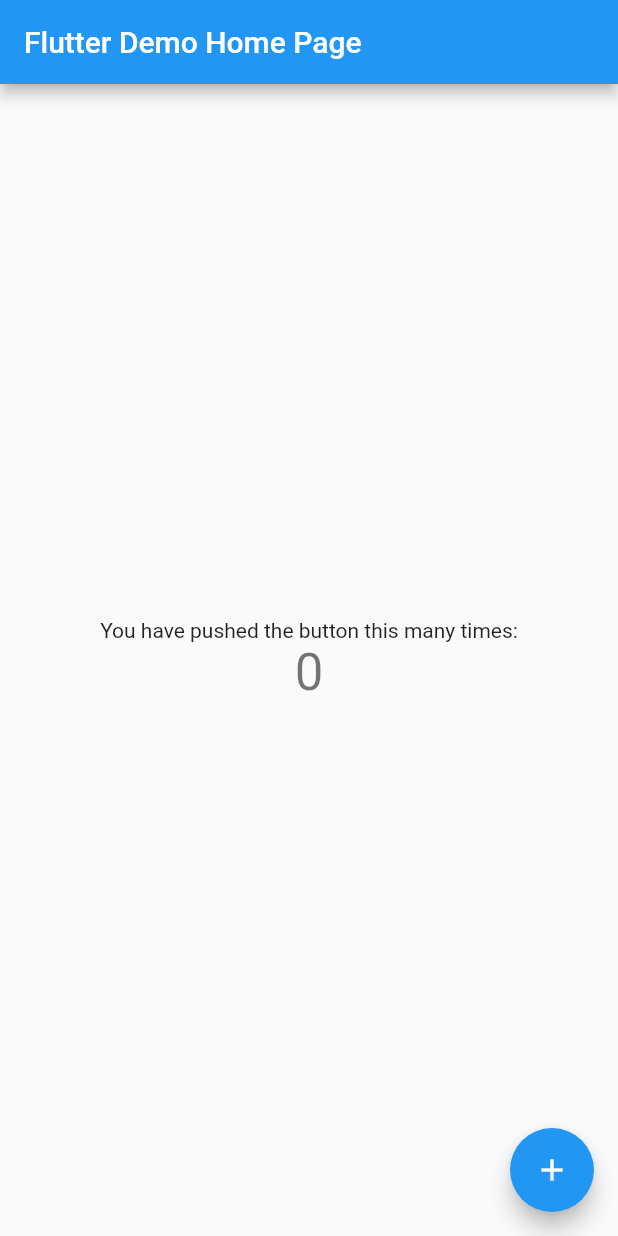
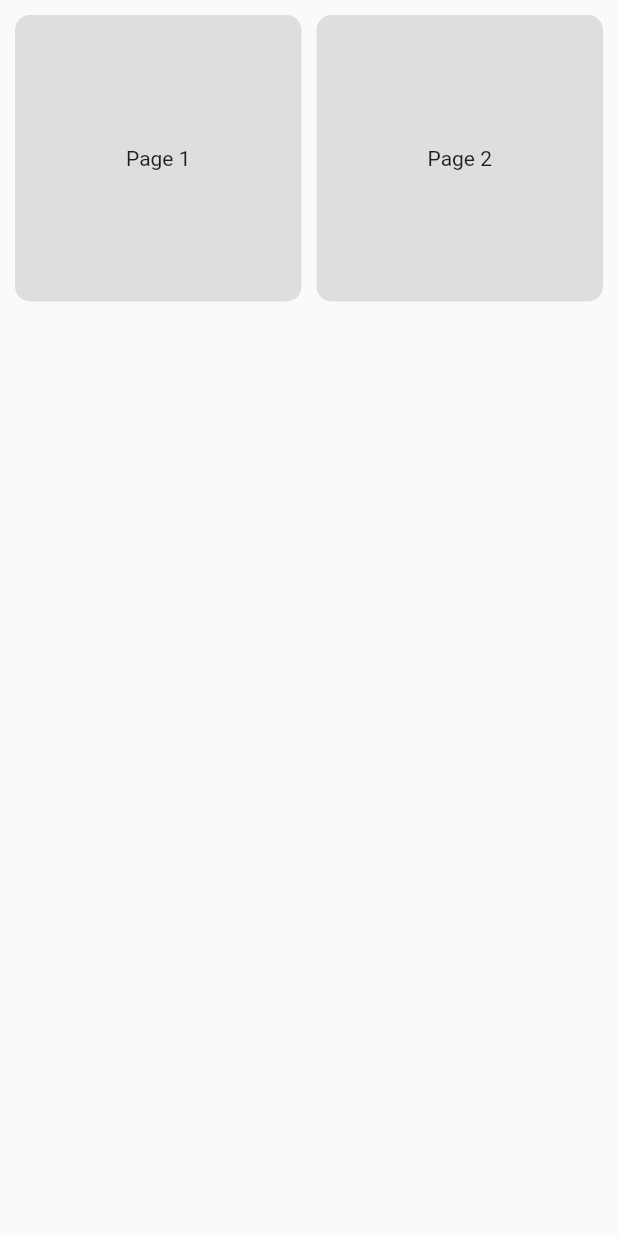
Before and after one commit to zidnim5/flutter-learning, a Flutter app: the screen it shows after launch, on a phone screen of 412 x 824 dp. Run offline on Flutter 3.47's test engine with Material 2 defaults, Android fonts, the phone set to English and light mode, and no system bars; our stand-ins replace get, simple_animations.

Commit message:
add page one

```diff
--- /dev/null
+++ b/lib/app/routes.dart
@@ -0,0 +1,16 @@
+import 'package:get/get.dart';
+import 'package:learning/home.dart';
+import 'package:learning/presentation/page_one/page_one.dart';
+
+class Routes {
+  static final List<GetPage> register = [
+    GetPage(
+      name: "/",
+      page: () => Home(),
+    ),
+    GetPage(
+      name: "/page_one",
+      page: () => PageOne(),
+    )
+  ];
+}
--- /dev/null
+++ b/lib/data/data.dart
@@ -0,0 +1,8 @@
+import 'package:learning/model/menu.dart';
+
+class Data {
+  static List<Menu> listMenu = [
+    Menu("Page 1", "page_one"),
+    Menu("Page 2", "page_one"),
+  ];
+}
--- /dev/null
+++ b/lib/home.dart
@@ -0,0 +1,50 @@
+import 'package:flutter/material.dart';
+import 'package:get/get.dart';
+import 'package:learning/data/data.dart';
+
+class Home extends StatelessWidget {
+  const Home({Key? key}) : super(key: key);
+
+  @override
+  Widget build(BuildContext context) {
+    return Scaffold(
+        body: SafeArea(
+      child: Column(
+        children: [
+          Expanded(
+            child: Padding(
+              padding:
+                  const EdgeInsets.symmetric(horizontal: 10.0, vertical: 10.0),
+              child: GridView.builder(
+                  gridDelegate: SliverGridDelegateWithFixedCrossAxisCount(
+                    crossAxisCount: 2,
+                    crossAxisSpacing: 10.0,
+                    mainAxisSpacing: 10.0,
+                  ),
+                  itemCount: Data.listMenu.length,
+                  itemBuilder: (BuildContext ctx, int index) {
+                    return Card(
+                        Data.listMenu[index].title, Data.listMenu[index].route);
+                  }),
+            ),
+          ),
+        ],
+      ),
+    ));
+  }
+
+  Widget Card(String title, String route) {
+    return GestureDetector(
+      onTap: () => {Get.toNamed(route)},
+      child: Container(
+        height: 90,
+        width: 90,
+        decoration: BoxDecoration(
+          color: Colors.grey.withOpacity(0.3),
+          borderRadius: BorderRadius.all(Radius.circular(10)),
+        ),
+        child: Center(child: Text(title)),
+      ),
+    );
+  }
+}
--- a/lib/main.dart
+++ b/lib/main.dart
@@ -1,115 +1,26 @@
 import 'package:flutter/material.dart';
+import 'package:get/get.dart';
+import 'package:learning/app/routes.dart';
 
 void main() {
-  runApp(const MyApp());
+  runApp(MyApp());
 }
 
-class MyApp extends StatelessWidget {
+class MyApp extends StatefulWidget {
   const MyApp({Key? key}) : super(key: key);
 
-  // This widget is the root of your application.
+  @override
+  _MyAppState createState() => _MyAppState();
+}
+
+class _MyAppState extends State<MyApp> {
   @override
   Widget build(BuildContext context) {
-    return MaterialApp(
-      title: 'Flutter Demo',
-      theme: ThemeData(
-        // This is the theme of your application.
-        //
-        // Try running your application with "flutter run". You'll see the
-        // application has a blue toolbar. Then, without quitting the app, try
-        // changing the primarySwatch below to Colors.green and then invoke
-        // "hot reload" (press "r" in the console where you ran "flutter run",
-        // or simply save your changes to "hot reload" in a Flutter IDE).
-        // Notice that the counter didn't reset back to zero; the application
-        // is not restarted.
-        primarySwatch: Colors.blue,
-      ),
-      home: const MyHomePage(title: 'Flutter Demo Home Page'),
+    return GetMaterialApp(
+      title: "Flutter Learning",
+      debugShowCheckedModeBanner: false,
+      getPages: Routes.register,
+      initialRoute: "/",
     );
   }
 }
-
-class MyHomePage extends StatefulWidget {
-  const MyHomePage({Key? key, required this.title}) : super(key: key);
-
-  // This widget is the home page of your application. It is stateful, meaning
-  // that it has a State object (defined below) that contains fields that affect
-  // how it looks.
-
-  // This class is the configuration for the state. It holds the values (in this
-  // case the title) provided by the parent (in this case the App widget) and
-  // used by the build method of the State. Fields in a Widget subclass are
-  // always marked "final".
-
-  final String title;
-
-  @override
-  State<MyHomePage> createState() => _MyHomePageState();
-}
-
-class _MyHomePageState extends State<MyHomePage> {
-  int _counter = 0;
-
-  void _incrementCounter() {
-    setState(() {
-      // This call to setState tells the Flutter framework that something has
-      // changed in this State, which causes it to rerun the build method below
-      // so that the display can reflect the updated values. If we changed
-      // _counter without calling setState(), then the build method would not be
-      // called again, and so nothing would appear to happen.
-      _counter++;
-    });
-  }
-
-  @override
-  Widget build(BuildContext context) {
-    // This method is rerun every time setState is called, for instance as done
-    // by the _incrementCounter method above.
-    //
-    // The Flutter framework has been optimized to make rerunning build methods
-    // fast, so that you can just rebuild anything that needs updating rather
-    // than having to individually change instances of widgets.
-    return Scaffold(
-      appBar: AppBar(
-        // Here we take the value from the MyHomePage object that was created by
-        // the App.build method, and use it to set our appbar title.
-        title: Text(widget.title),
-      ),
-      body: Center(
-        // Center is a layout widget. It takes a single child and positions it
-        // in the middle of the parent.
-        child: Column(
-          // Column is also a layout widget. It takes a list of children and
-          // arranges them vertically. By default, it sizes itself to fit its
-          // children horizontally, and tries to be as tall as its parent.
-          //
-          // Invoke "debug painting" (press "p" in the console, choose the
-          // "Toggle Debug Paint" action from the Flutter Inspector in Android
-          // Studio, or the "Toggle Debug Paint" command in Visual Studio Code)
-          // to see the wireframe for each widget.
-          //
-          // Column has various properties to control how it sizes itself and
-          // how it positions its children. Here we use mainAxisAlignment to
-          // center the children vertically; the main axis here is the vertical
-          // axis because Columns are vertical (the cross axis would be
-          // horizontal).
-          mainAxisAlignment: MainAxisAlignment.center,
-          children: <Widget>[
-            const Text(
-              'You have pushed the button this many times:',
-            ),
-            Text(
-              '$_counter',
-              style: Theme.of(context).textTheme.headline4,
-            ),
-          ],
-        ),
-      ),
-      floatingActionButton: FloatingActionButton(
-        onPressed: _incrementCounter,
-        tooltip: 'Increment',
-        child: const Icon(Icons.add),
-      ), // This trailing comma makes auto-formatting nicer for build methods.
-    );
-  }
-}
--- /dev/null
+++ b/lib/model/menu.dart
@@ -0,0 +1,8 @@
+import 'package:get/get.dart';
+
+class Menu {
+  final String title;
+  final String route;
+
+  Menu(this.title, this.route);
+}
--- a/pubspec.yaml
+++ b/pubspec.yaml
@@ -34,6 +34,8 @@ dependencies:
   # The following adds the Cupertino Icons font to your application.
   # Use with the CupertinoIcons class for iOS style icons.
   cupertino_icons: ^1.0.2
+  get: ^4.6.1
+  simple_animations: ^4.0.1
 
 dev_dependencies:
   flutter_test:
```
Also changed, not shown: lib/controller/DayOneController.dart (added, +29 -0 lines), lib/presentation/page_one/components/page_one_component.dart (added, +35 -0 lines), lib/presentation/page_one/page_one.dart (added, +248 -0 lines), pubspec.lock.
